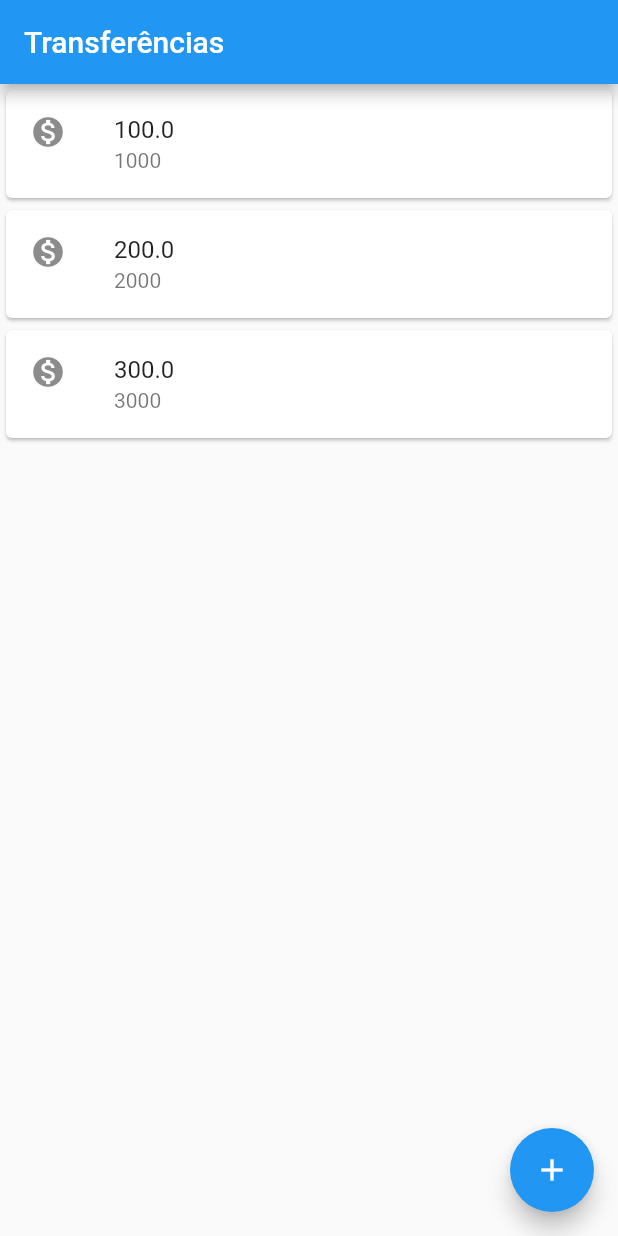
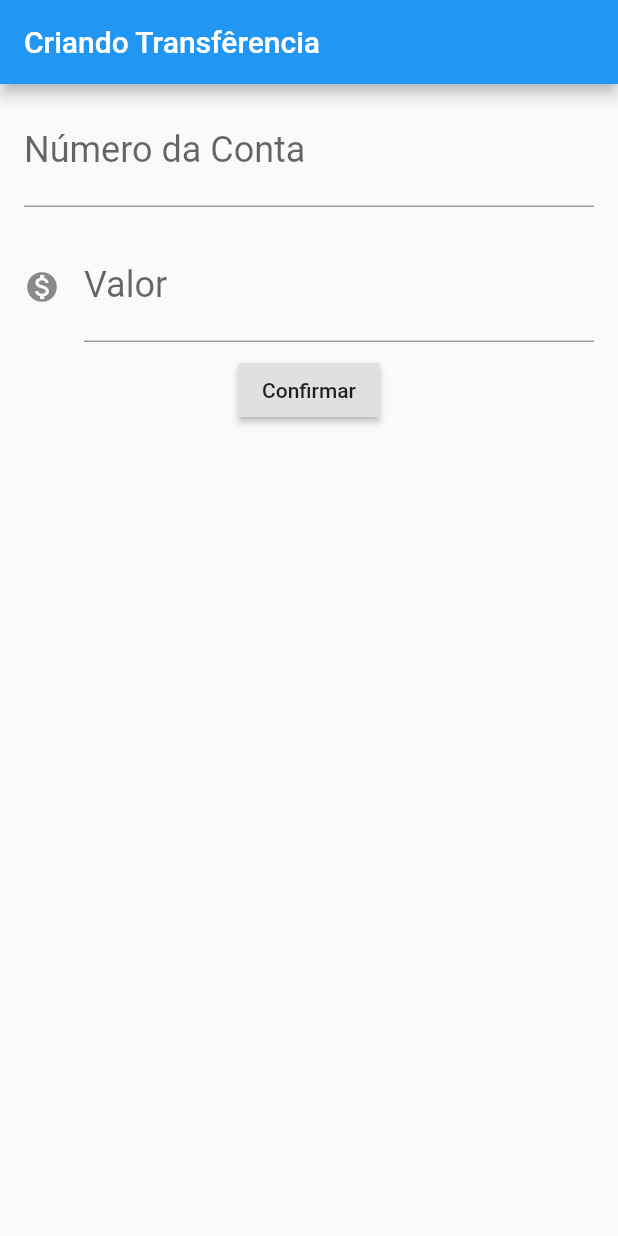
Before and after one commit to Zimmerr/AluraFlutter, a Flutter app: the screen it shows after launch, on a phone screen of 412 x 824 dp. Run offline on Flutter 3.47's test engine with Material 2 defaults, Android fonts, the phone set to English and light mode, and no system bars.

Commit message:
Commit - Aula 3
Criando formulário com TextField, Padding e RaisedButton,

```diff
--- a/lib/main.dart
+++ b/lib/main.dart
@@ -1,27 +1,96 @@
 import 'package:flutter/material.dart';
 
-void main() => runApp(MaterialApp(
-  home: Scaffold(
-    body: ListaTransferencias(),
-    appBar: AppBar(
-      title: Text('Transferências'),
-    ),
-    floatingActionButton: FloatingActionButton(
-      child: Icon(Icons.add),
-    ),
-  ),
-));
+void main() => runApp(ByteBankApp());
+
+
+class ByteBankApp extends StatelessWidget {
+  @override
+  Widget build(BuildContext context) {
+    return MaterialApp(
+      home: Scaffold(
+        body: FormularioTransferencia(),
+      ),
+    );
+  }
+}
+
+
+class FormularioTransferencia extends StatelessWidget {
+
+  final TextEditingController _controladorCampoNumeroConta = TextEditingController();
+  final TextEditingController _controladorCampoValor = TextEditingController();
+
+  @override
+  Widget build(BuildContext context) {
+    return Scaffold(
+      appBar: AppBar(title: Text('Criando Transfêrencia'),),
+      body: Column(
+        children: <Widget>[
+          Padding(
+            padding: const EdgeInsets.fromLTRB(16, 8, 16, 8),
+            child: TextField(
+              controller: _controladorCampoNumeroConta,
+              style: TextStyle(
+                fontSize: 24
+              ),
+              decoration: InputDecoration(
+                labelText: 'Número da Conta',
+                hintText: '0000',
+              ),
+              keyboardType: TextInputType.number,
+            ),
+          ),Padding(
+            padding: const EdgeInsets.fromLTRB(16, 8, 16, 8),
+            child: TextField(
+              controller: _controladorCampoValor,
+              style: TextStyle(
+                fontSize: 24
+              ),
+              decoration: InputDecoration(
+                labelText: 'Valor',
+                hintText: '0.00',
+                icon: Icon(Icons.monetization_on)
+              ),
+              keyboardType: TextInputType.number,
+            ),
+          ),
+          RaisedButton(
+            onPressed: () {
+              debugPrint('clicou no confirmar');
+              final int numeroConta = int.tryParse(_controladorCampoNumeroConta.text);
+              final double valor = double.tryParse(_controladorCampoValor.text);
+              if(numeroConta != null && valor != null){
+                final transferenciaCriada = Transferencia(valor, numeroConta);
+                debugPrint('$transferenciaCriada');
+              }
+
+            },
+            child: Text('Confirmar'),
+          ),
+        ],
+      ),
+    );
+  }
+}
 
 class ListaTransferencias extends StatelessWidget{
   @override
   Widget build(BuildContext context) {
     // TODO: implement build
-    return Column(
-        children: <Widget>[
-          ItemTransferencia(Transferencia(100.0, 1000)),
-          ItemTransferencia(Transferencia(200.0, 2000)),
-          ItemTransferencia(Transferencia(300.0, 3000)),
-        ]
+    return Scaffold(
+      body: Column(
+          children: <Widget>[
+            ItemTransferencia(Transferencia(100.0, 1000)),
+            ItemTransferencia(Transferencia(200.0, 2000)),
+            ItemTransferencia(Transferencia(300.0, 3000)),
+          ]
+      ),
+      appBar: AppBar(
+        title: Text('Transferências'),
+      ),
+      floatingActionButton: FloatingActionButton(
+        child: Icon(Icons.add),
+      ),
     );
   }
 }
@@ -50,4 +119,9 @@ class Transferencia {
   final int numeroConta;
 
   Transferencia(this.valor, this.numeroConta);
+
+  @override
+  String toString() {
+    return 'Transferencia{valor: $valor, numeroConta: $numeroConta}';
+  }
 }
```
